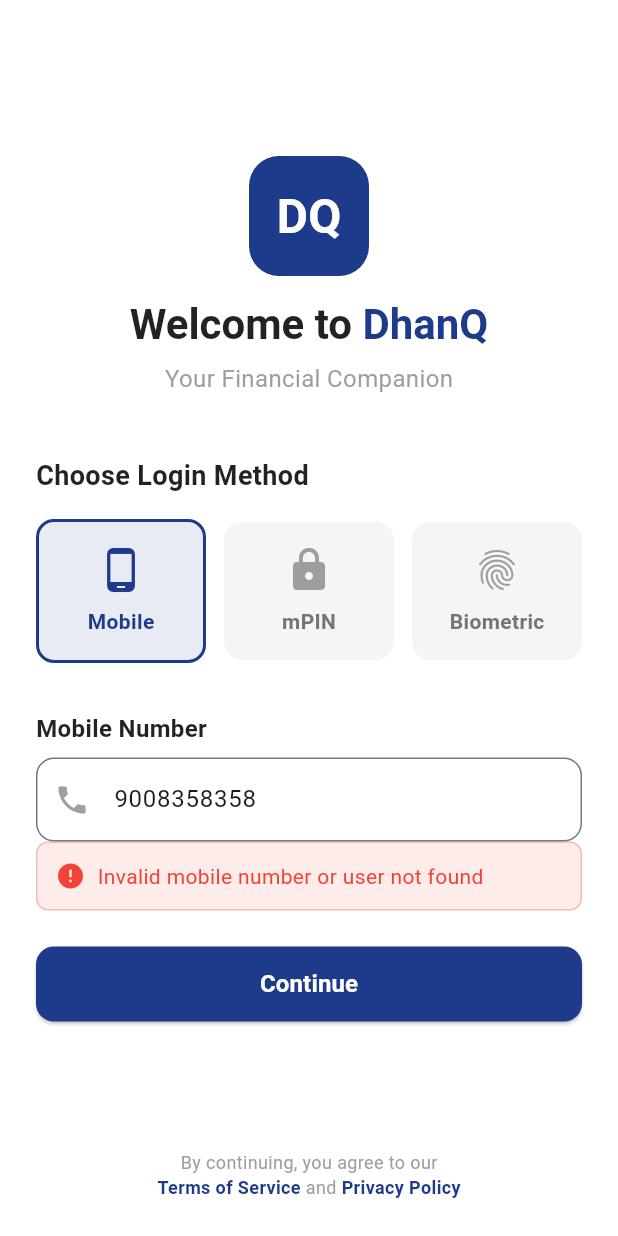
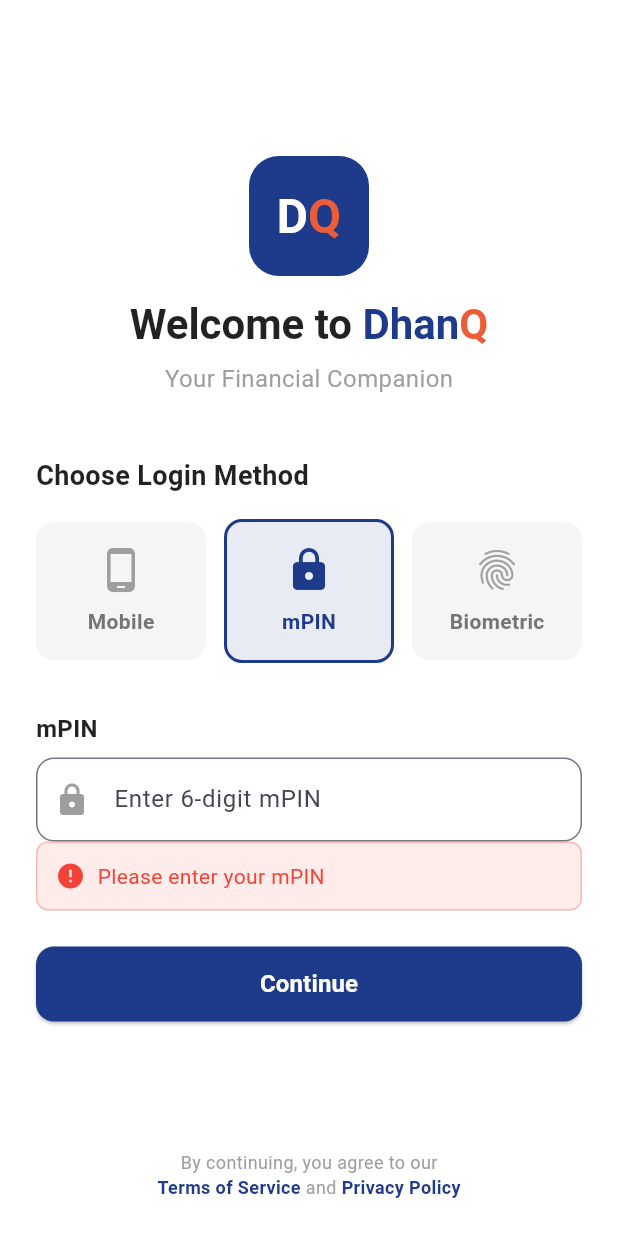
Before and after one commit to lakshmanachimata/dhanq_app, a Flutter app: the screen it shows after launch, after a tap on "Continue", on a phone screen of 412 x 824 dp. Run offline on Flutter 3.47's test engine with Material 3 defaults, Android fonts, the phone set to English and light mode, and no system bars; our stand-ins replace shared_preferences; accounts and stored records are empty.

Commit message:
added screens

```diff
--- a/lib/viewmodels/login_viewmodel.dart
+++ b/lib/viewmodels/login_viewmodel.dart
@@ -8,7 +8,7 @@ class LoginViewModel extends ChangeNotifier {
   final AuthService _authService = AuthService();
 
   LoginViewState _state = LoginViewState.initial;
-  LoginMethod _selectedMethod = LoginMethod.mobile;
+  LoginMethod _selectedMethod = LoginMethod.mpin;
 
   final TextEditingController phoneController = TextEditingController(text: '9008358358');
   final TextEditingController mpinController = TextEditingController();
--- a/lib/views/login_screen.dart
+++ b/lib/views/login_screen.dart
@@ -89,13 +89,27 @@ class _LoginScreenState extends State<LoginScreen> {
             color: const Color(0xFF1E3A8A),
             borderRadius: BorderRadius.circular(20),
           ),
-          child: const Center(
-            child: Text(
-              'DQ',
-              style: TextStyle(
-                color: Colors.white,
-                fontSize: 32,
-                fontWeight: FontWeight.bold,
+          child: Center(
+            child: RichText(
+              text: TextSpan(
+                children: [
+                  TextSpan(
+                    text: 'D',
+                    style: TextStyle(
+                      color: Colors.white,
+                      fontSize: 32,
+                      fontWeight: FontWeight.bold,
+                    ),
+                  ),
+                  TextSpan(
+                    text: 'Q',
+                    style: TextStyle(
+                      color: Color(0xFFEB5D37),
+                      fontSize: 32,
+                      fontWeight: FontWeight.bold,
+                    ),
+                  ),
+                ],
               ),
             ),
           ),
@@ -125,7 +139,7 @@ class _LoginScreenState extends State<LoginScreen> {
                 style: TextStyle(
                   fontSize: 28,
                   fontWeight: FontWeight.bold,
-                  color: Color(0xFF1E3A8A),
+                  color: Color(0xFFEB5D37),
                 ),
               ),
             ],
--- a/lib/views/splash_screen.dart
+++ b/lib/views/splash_screen.dart
@@ -117,7 +117,7 @@ class _SplashScreenState extends State<SplashScreen>
           ),
           TextSpan(
             text: 'Q',
-            style: TextStyle(color: Color(0xFF1E3A8A), fontWeight: FontWeight.w900),
+            style: TextStyle(color: Color(0xFFEB5D37), fontWeight: FontWeight.w900),
           ),
         ],
       ),
```
Also changed, not shown: lib/views/home_screen.dart (+25 -11 lines).
